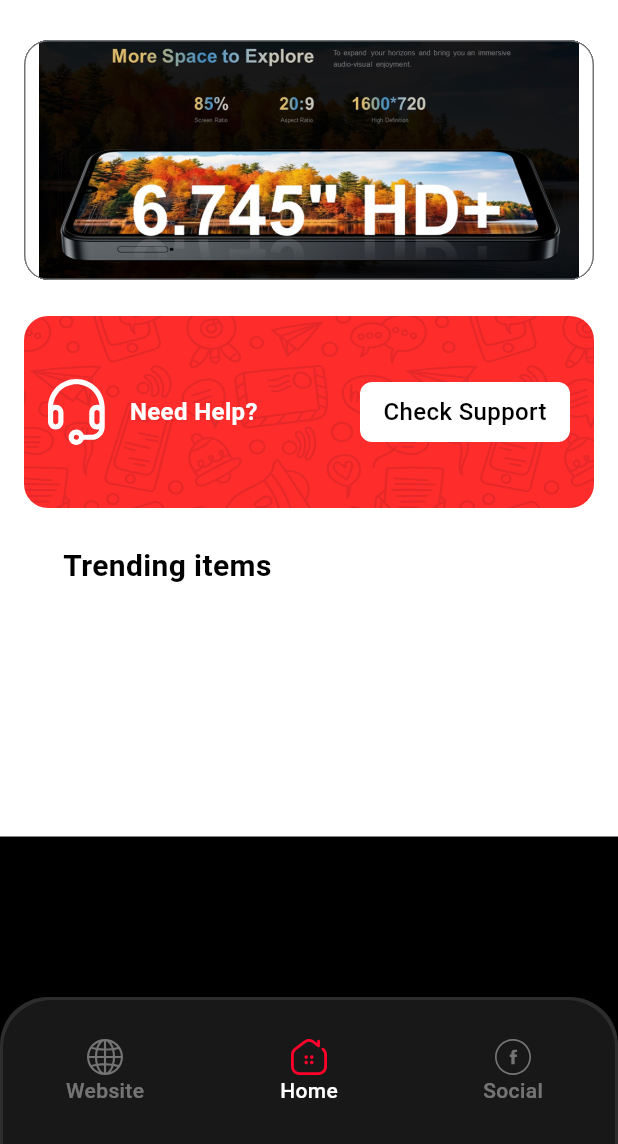
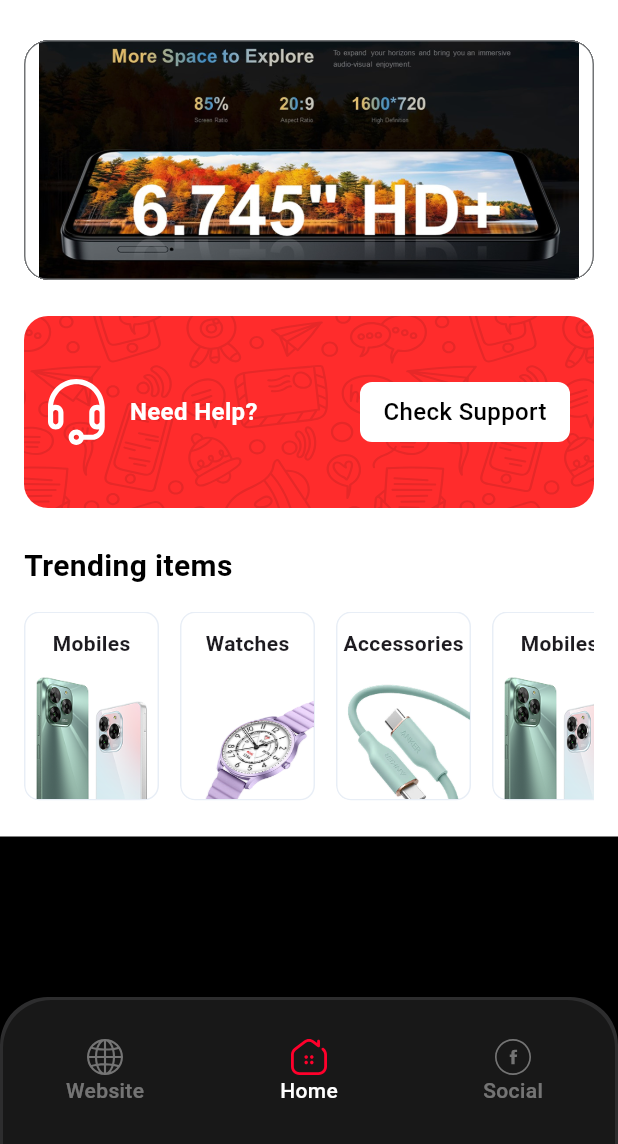
Before and after one commit to atiqrs/symphony_app, a Flutter app: the screen it shows after launch, on a phone screen of 412 x 824 dp, the part 92-1236 px from its top. Run offline on Flutter 3.47's test engine with Material 3 defaults, Android fonts, the phone set to English and light mode, and no system bars; our stand-ins replace cached_network_image, flutter_svg.

Commit message:
update portrait trending card widget

```diff
--- a/lib/src/commons/resources/colors.dart
+++ b/lib/src/commons/resources/colors.dart
@@ -9,6 +9,7 @@ class AppColors {
   static const cardBackgroundColor = Color.fromRGBO(24, 24, 24, 1);
   static const borderColor = Color.fromRGBO(45, 45, 46, 1);
   static const borderLightColor = Color.fromRGBO(113, 115, 117, 1);
+  static const borderWhiteColor = Color.fromRGBO(232, 238, 246, 1);
 
   static const blackColor = Color.fromRGBO(0, 0, 0, 1);
   static const whiteColor = Color.fromRGBO(255, 255, 255, 1);
--- a/lib/src/commons/resources/dimens.dart
+++ b/lib/src/commons/resources/dimens.dart
@@ -6,7 +6,9 @@ class AppDimens {
   static const spacing2 = 2.0;
   static const spacing4 = 4.0;
   static const spacing8 = 8.0;
+  static const spacing10 = 10.0;
   static const spacing12 = 12.0;
+  static const spacing14 = 14.0;
   static const spacing16 = 16.0;
   static const spacing18 = 18.0;
   static const spacing24 = 24.0;
@@ -43,6 +45,7 @@ class AppDimens {
   static const width90 = 90.0;
   static const width100 = 100.0;
   static const width102 = 102.0;
+  static const width104 = 104.0;
   static const width110 = 110.0;
   static const width120 = 120.0;
   static const width126 = 126.0;
@@ -72,6 +75,7 @@ class AppDimens {
   static const position200 = 200.0;
 
   static const radius8 = 8.0;
+  static const radius10 = 10.0;
   static const radius16 = 16.0;
   static const radius24 = 24.0;
   static const radius32 = 32.0;
--- a/lib/src/features/home_screen/home_screen.dart
+++ b/lib/src/features/home_screen/home_screen.dart
@@ -1,10 +1,10 @@
 import 'package:flutter/material.dart';
 import 'package:flutter_svg/flutter_svg.dart';
-import 'package:symphony_app/src/commons/resources/strings.dart';
 
 import '../../commons/resources/assets.dart';
 import '../../commons/resources/colors.dart';
 import '../../commons/resources/dimens.dart';
+import '../../commons/resources/strings.dart';
 import '../../dev_utils/mock_data/mock_trending_list_data.dart';
 import 'data/model/trending_model.dart';
 import 'widgets/need_help_card_widget.dart';
--- a/lib/src/features/home_screen/widgets/portrait_trending_card_widget.dart
+++ b/lib/src/features/home_screen/widgets/portrait_trending_card_widget.dart
@@ -1,9 +1,37 @@
 import 'package:flutter/material.dart';
 
+import '../../../commons/resources/colors.dart';
+import '../../../commons/resources/dimens.dart';
 import '../data/model/trending_model.dart';
 
 Widget portraitTrendingCard({required TrendingItemModel item}) {
-  return Expanded(
-    child: Container(),
+  return ClipRRect(
+    borderRadius: BorderRadius.circular(AppDimens.radius10),
+    child: Row(
+      children: [
+        Expanded(
+          child: Container(
+            decoration: BoxDecoration(
+              borderRadius: BorderRadius.circular(AppDimens.radius10),
+              border: Border.all(color: AppColors.borderWhiteColor, width: AppDimens.spacing1),
+            ),
+            child: Column(
+              mainAxisAlignment: MainAxisAlignment.center,
+              children: [
+                SizedBox(height: AppDimens.spacing10),
+                Text(
+                  item.title,
+                  overflow: TextOverflow.ellipsis,
+                  style: TextStyle(fontSize: AppDimens.fontSize14, fontWeight: FontWeight.w600),
+                ),
+                SizedBox(height: AppDimens.spacing10),
+                Expanded(child: Image.asset(item.imageUrl, width: double.infinity, fit: BoxFit.fill)),
+              ],
+            ),
+          ),
+        ),
+        SizedBox(width: AppDimens.spacing14),
+      ],
+    ),
   );
 }
--- a/lib/src/features/home_screen/widgets/trending_list_widget.dart
+++ b/lib/src/features/home_screen/widgets/trending_list_widget.dart
@@ -1,8 +1,8 @@
 import 'package:flutter/material.dart';
-import 'package:symphony_app/src/commons/resources/colors.dart';
-import 'package:symphony_app/src/commons/resources/strings.dart';
 
+import '../../../commons/resources/colors.dart';
 import '../../../commons/resources/dimens.dart';
+import '../../../commons/resources/strings.dart';
 import '../data/model/trending_model.dart';
 import 'portrait_trending_card_widget.dart';
 
@@ -13,9 +13,7 @@ class TrendingItemsWidget extends StatelessWidget {
 
   @override
   Widget build(BuildContext context) {
-    return Padding(
-      padding: EdgeInsets.only(left: AppDimens.spacing16),
-      child: Column(
+    return Column(
       crossAxisAlignment: CrossAxisAlignment.start,
       children: [
         Text(
@@ -29,18 +27,20 @@ class TrendingItemsWidget extends StatelessWidget {
         SizedBox(height: AppDimens.spacing16),
         Container(
           height: AppDimens.height126,
-            width: AppDimens.width344,
           color: AppColors.whiteColor,
           child: ListView.builder(
             scrollDirection: Axis.horizontal,
             itemCount: trendingModel.items.length,
             itemBuilder: (context, index) {
-                return portraitTrendingCard(item: trendingModel.items[index]);
+              return SizedBox(
+                height: AppDimens.height126,
+                width: AppDimens.width104,
+                child: portraitTrendingCard(item: trendingModel.items[index]),
+              );
             },
           ),
         ),
       ],
-      ),
     );
   }
 }
```
Lines whose indentation alone changed are shown as unchanged.
